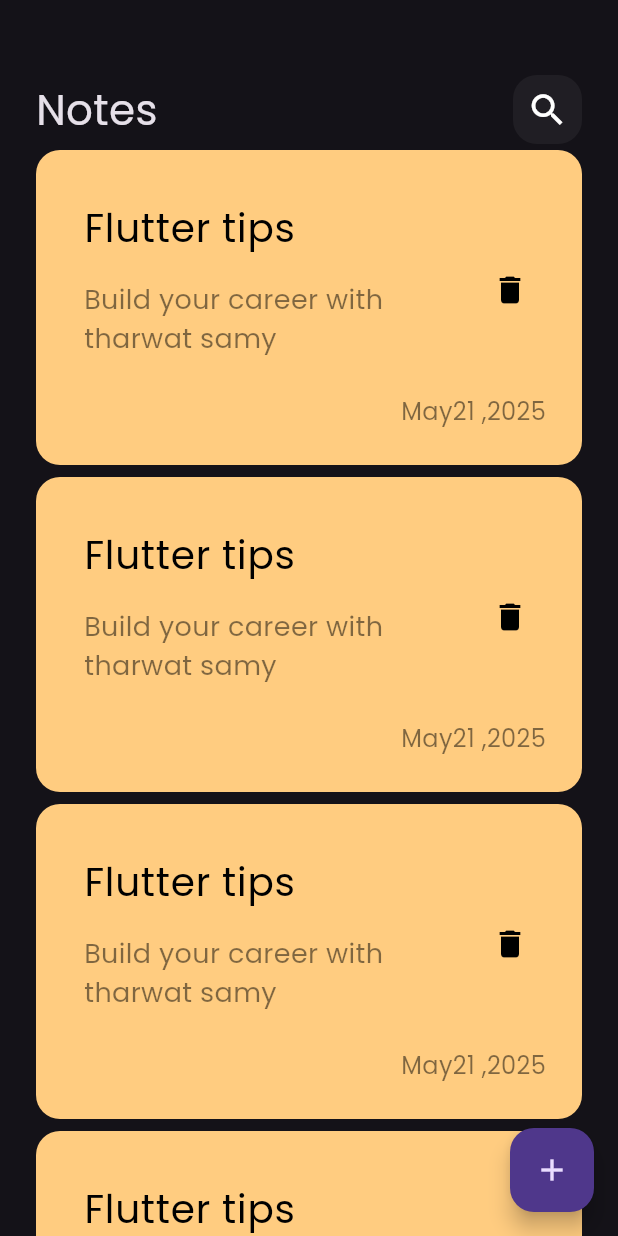
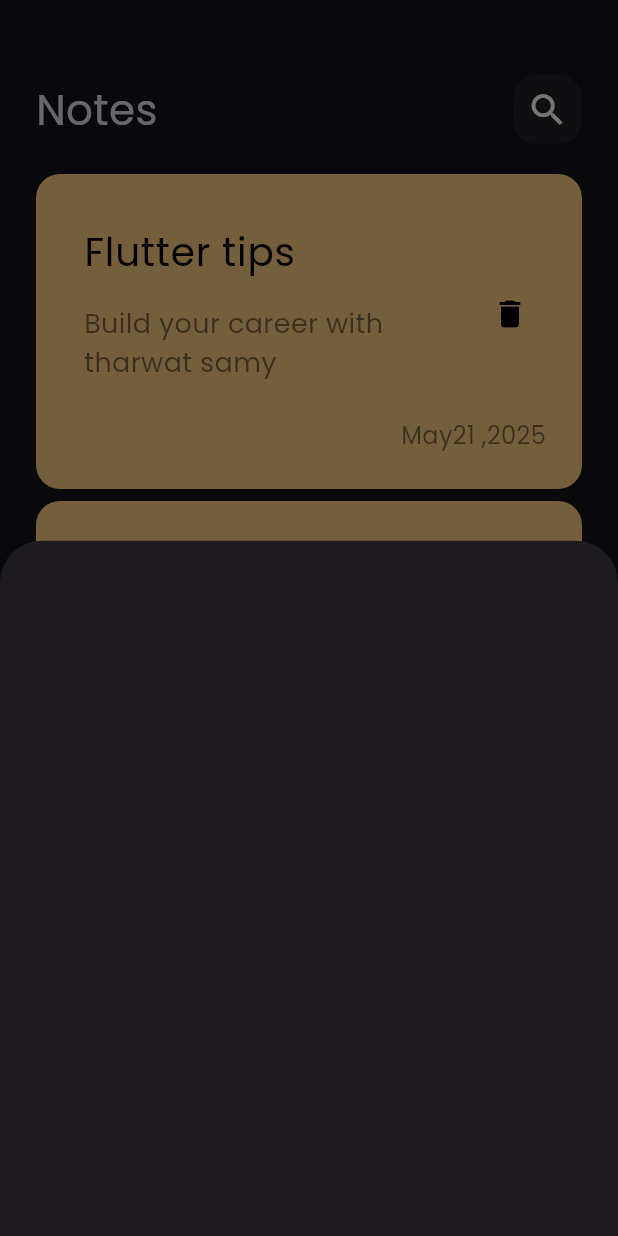
Before and after one commit to Bahaa973/notes_app, a Flutter app: the screen it shows after launch, after a tap on the "add" icon, on a phone screen of 412 x 824 dp. Run offline on Flutter 3.47's test engine with Material 3 defaults, Android fonts, the phone set to English and light mode, and no system bars.

Commit message:
show Modal Bottom Sheet

```diff
--- a/lib/views/notes_view.dart
+++ b/lib/views/notes_view.dart
@@ -1,4 +1,5 @@
 import 'package:flutter/material.dart';
+import 'package:notes_app/views/widget/add_note_bottom_sheet.dart';
 import 'package:notes_app/views/widget/notes_view_body.dart';
 
 class NotesView extends StatelessWidget {
@@ -8,7 +9,13 @@ class NotesView extends StatelessWidget {
   Widget build(BuildContext context) {
     return Scaffold(
       floatingActionButton: FloatingActionButton(
-        onPressed: () {},
+        onPressed: () {
+          showModalBottomSheet(
+              context: context,
+              builder: (context) {
+                return const AddNoteBottomSheet();
+              });
+        },
         child: const Icon(Icons.add),
       ),
       body: const NotesViewBody(),
--- /dev/null
+++ b/lib/views/widget/add_note_bottom_sheet.dart
@@ -0,0 +1,10 @@
+import 'package:flutter/cupertino.dart';
+
+class AddNoteBottomSheet extends StatelessWidget {
+  const AddNoteBottomSheet({super.key});
+
+  @override
+  Widget build(BuildContext context) {
+    return Container();
+  }
+}
--- a/lib/views/widget/notes_List_view.dart
+++ b/lib/views/widget/notes_List_view.dart
@@ -7,11 +7,16 @@ class NotesListView extends StatelessWidget {
 
   @override
   Widget build(BuildContext context) {
-    return ListView.builder(itemBuilder: (context, index) {
-      return const Padding(
-        padding: EdgeInsets.symmetric(vertical: 4),
-        child: NoteItem(),
-      );
-    });
+    return Padding(
+      padding: const EdgeInsets.symmetric(vertical: 16),
+      child: ListView.builder(
+          padding: EdgeInsets.zero,
+          itemBuilder: (context, index) {
+            return const Padding(
+              padding: EdgeInsets.symmetric(vertical: 4),
+              child: NoteItem(),
+            );
+          }),
+    );
   }
 }
```
